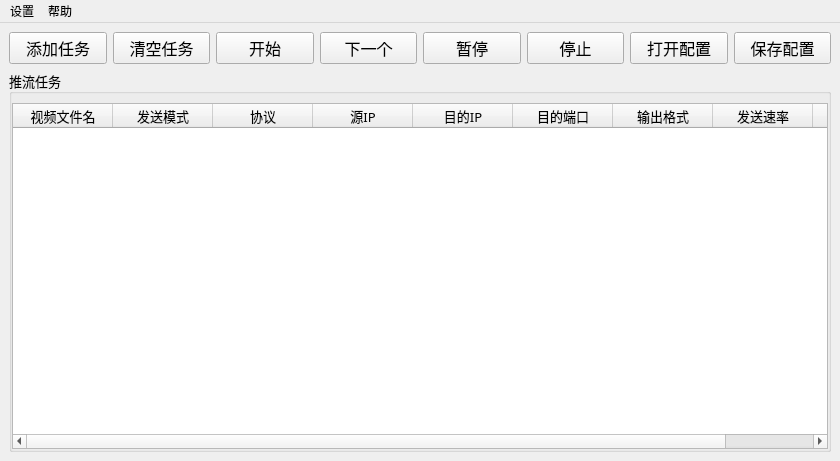
This is ui/MainWindow.ui in Reinering/stream-sender as Qt 5 draws it before an edit. The edited form follows.
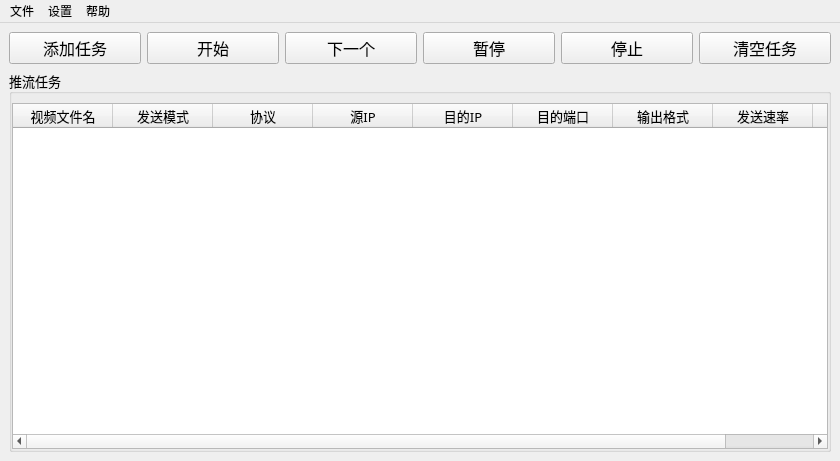
This is the edited form.

```diff
--- a/ui/MainWindow.ui
+++ b/ui/MainWindow.ui
@@ -169,19 +169,6 @@
         </property>
        </widget>
       </item>
-      <item>
-       <widget class="QPushButton" name="pushButton_clear">
-        <property name="font">
-         <font>
-          <family>微软雅黑</family>
-          <pointsize>12</pointsize>
-         </font>
-        </property>
-        <property name="text">
-         <string>清空任务</string>
-        </property>
-       </widget>
-      </item>
       <item>
        <widget class="QPushButton" name="pushButton_start">
         <property name="font">
@@ -235,7 +222,7 @@
        </widget>
       </item>
       <item>
-       <widget class="QPushButton" name="pushButton_open">
+       <widget class="QPushButton" name="pushButton_clear">
         <property name="font">
          <font>
           <family>微软雅黑</family>
@@ -243,20 +230,7 @@
          </font>
         </property>
         <property name="text">
-         <string>打开配置</string>
-        </property>
-       </widget>
-      </item>
-      <item>
-       <widget class="QPushButton" name="pushButton_save">
-        <property name="font">
-         <font>
-          <family>微软雅黑</family>
-          <pointsize>12</pointsize>
-         </font>
-        </property>
-        <property name="text">
-         <string>保存配置</string>
+         <string>清空任务</string>
         </property>
        </widget>
       </item>
@@ -285,10 +259,25 @@
     <addaction name="action_exePath"/>
    </widget>
    <widget class="QMenu" name="menu_2">
+    <property name="font">
+     <font>
+      <family>微软雅黑</family>
+     </font>
+    </property>
     <property name="title">
      <string>帮助</string>
     </property>
    </widget>
+   <widget class="QMenu" name="menu_3">
+    <property name="title">
+     <string>文件</string>
+    </property>
+    <addaction name="action_open"/>
+    <addaction name="action_save"/>
+    <addaction name="action_saveas"/>
+    <addaction name="action_exit"/>
+   </widget>
+   <addaction name="menu_3"/>
    <addaction name="menu"/>
    <addaction name="menu_2"/>
   </widget>
```
Left out of the diff: 56 changed lines with no effect on the pictures.
